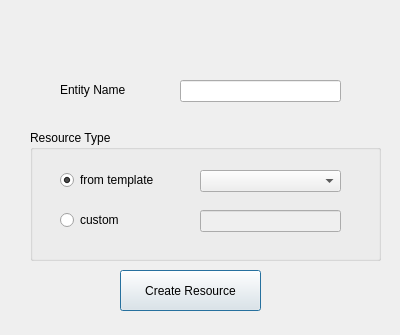
This is qti/create_resource.ui in dddjef/pulse as Qt 5 draws it before an edit. The edited form follows.
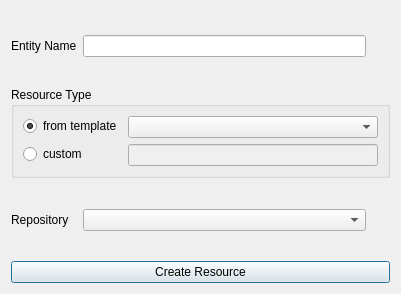
This is the edited form.

Commit message: add the repository choice when creating a resource

Patch:
```diff
--- a/qti/create_resource.ui
+++ b/qti/create_resource.ui
@@ -6,80 +6,22 @@
    <rect>
     <x>0</x>
     <y>0</y>
-    <width>400</width>
-    <height>335</height>
+    <width>401</width>
+    <height>294</height>
    </rect>
   </property>
   <property name="windowTitle">
    <string>Create Resource</string>
   </property>
-  <widget class="QLineEdit" name="entityName_lineEdit">
-   <property name="geometry">
-    <rect>
-     <x>180</x>
-     <y>80</y>
-     <width>161</width>
-     <height>22</height>
-    </rect>
-   </property>
-  </widget>
-  <widget class="QLabel" name="label">
-   <property name="geometry">
-    <rect>
-     <x>60</x>
-     <y>80</y>
-     <width>81</width>
-     <height>20</height>
-    </rect>
-   </property>
-   <property name="text">
-    <string>Entity Name</string>
-   </property>
-  </widget>
+  <layout class="QGridLayout" name="gridLayout">
+   <item row="4" column="0" colspan="6">
   <widget class="QGroupBox" name="groupBox">
-   <property name="geometry">
-    <rect>
-     <x>30</x>
-     <y>130</y>
-     <width>351</width>
-     <height>131</height>
-    </rect>
-   </property>
    <property name="title">
     <string>Resource Type</string>
    </property>
-   <widget class="QComboBox" name="typeTemplate_comboBox">
-    <property name="geometry">
-     <rect>
-      <x>170</x>
-      <y>40</y>
-      <width>141</width>
-      <height>22</height>
-     </rect>
-    </property>
-   </widget>
-   <widget class="QLineEdit" name="typeCustom_lineEdit">
-    <property name="enabled">
-     <bool>false</bool>
-    </property>
-    <property name="geometry">
-     <rect>
-      <x>170</x>
-      <y>80</y>
-      <width>141</width>
-      <height>22</height>
-     </rect>
-    </property>
-   </widget>
+     <layout class="QFormLayout" name="formLayout">
+      <item row="0" column="0">
    <widget class="QRadioButton" name="typeFromTemplate_radioButton">
-    <property name="geometry">
-     <rect>
-      <x>30</x>
-      <y>40</y>
-      <width>121</width>
-      <height>20</height>
-     </rect>
-    </property>
     <property name="text">
      <string>from template</string>
     </property>
@@ -90,15 +32,12 @@
      <string notr="true">buttonGroup</string>
     </attribute>
    </widget>
+      </item>
+      <item row="0" column="1">
+       <widget class="QComboBox" name="typeTemplate_comboBox"/>
+      </item>
+      <item row="1" column="0">
    <widget class="QRadioButton" name="typeCustom_radioButton">
-    <property name="geometry">
-     <rect>
-      <x>30</x>
-      <y>80</y>
-      <width>121</width>
-      <height>20</height>
-     </rect>
-    </property>
     <property name="text">
      <string>custom</string>
     </property>
@@ -106,20 +45,97 @@
      <string notr="true">buttonGroup</string>
     </attribute>
    </widget>
-  </widget>
+      </item>
+      <item row="1" column="1">
+       <widget class="QLineEdit" name="typeCustom_lineEdit">
+        <property name="enabled">
+         <bool>false</bool>
+        </property>
+       </widget>
+      </item>
+     </layout>
+    </widget>
+   </item>
+   <item row="8" column="0" colspan="6">
   <widget class="QPushButton" name="createResource_pushButton">
-   <property name="geometry">
-    <rect>
-     <x>120</x>
-     <y>270</y>
-     <width>141</width>
-     <height>41</height>
-    </rect>
-   </property>
    <property name="text">
     <string>Create Resource</string>
    </property>
   </widget>
+   </item>
+   <item row="3" column="1">
+    <spacer name="verticalSpacer">
+     <property name="orientation">
+      <enum>Qt::Vertical</enum>
+     </property>
+     <property name="sizeHint" stdset="0">
+      <size>
+       <width>20</width>
+       <height>40</height>
+      </size>
+     </property>
+    </spacer>
+   </item>
+   <item row="6" column="1">
+    <widget class="QComboBox" name="repository_comboBox"/>
+   </item>
+   <item row="7" column="1">
+    <spacer name="verticalSpacer_2">
+     <property name="orientation">
+      <enum>Qt::Vertical</enum>
+     </property>
+     <property name="sizeHint" stdset="0">
+      <size>
+       <width>20</width>
+       <height>40</height>
+      </size>
+     </property>
+    </spacer>
+   </item>
+   <item row="2" column="0">
+    <widget class="QLabel" name="label">
+     <property name="text">
+      <string>Entity Name</string>
+     </property>
+    </widget>
+   </item>
+   <item row="2" column="1">
+    <widget class="QLineEdit" name="entityName_lineEdit"/>
+   </item>
+   <item row="5" column="1">
+    <spacer name="verticalSpacer_3">
+     <property name="orientation">
+      <enum>Qt::Vertical</enum>
+     </property>
+     <property name="sizeHint" stdset="0">
+      <size>
+       <width>20</width>
+       <height>40</height>
+      </size>
+     </property>
+    </spacer>
+   </item>
+   <item row="6" column="0">
+    <widget class="QLabel" name="label_2">
+     <property name="text">
+      <string>Repository</string>
+     </property>
+    </widget>
+   </item>
+   <item row="1" column="1">
+    <spacer name="verticalSpacer_4">
+     <property name="orientation">
+      <enum>Qt::Vertical</enum>
+     </property>
+     <property name="sizeHint" stdset="0">
+      <size>
+       <width>20</width>
+       <height>40</height>
+      </size>
+     </property>
+    </spacer>
+   </item>
+  </layout>
  </widget>
  <resources/>
  <connections/>
```
Lines whose indentation alone changed are shown as unchanged. The commit also changes 1 other file.
